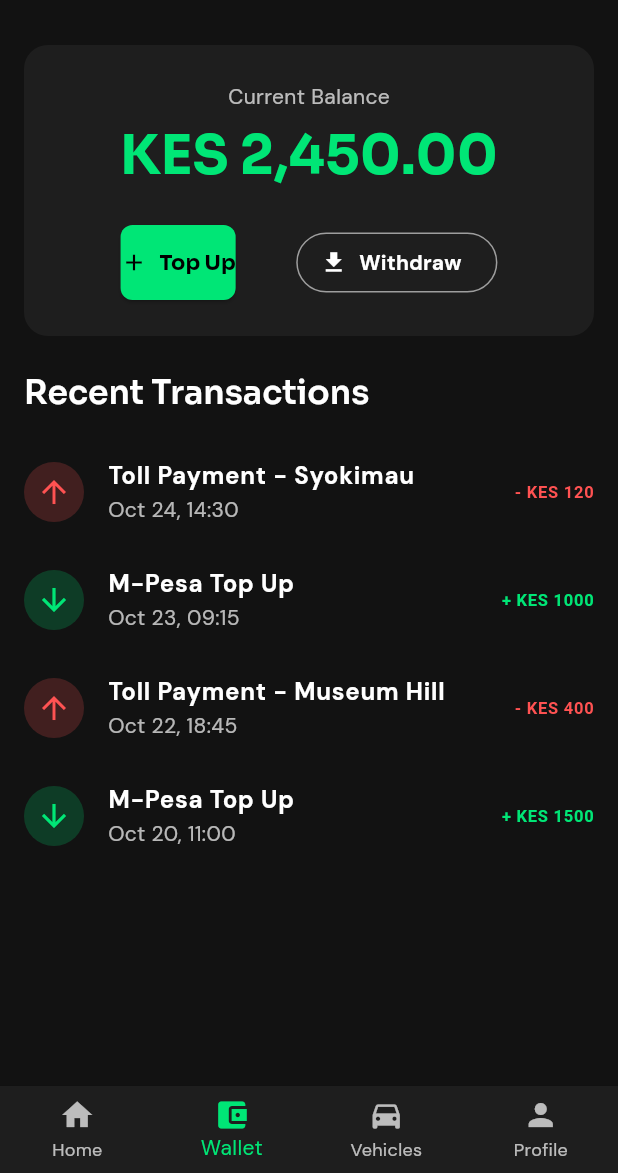
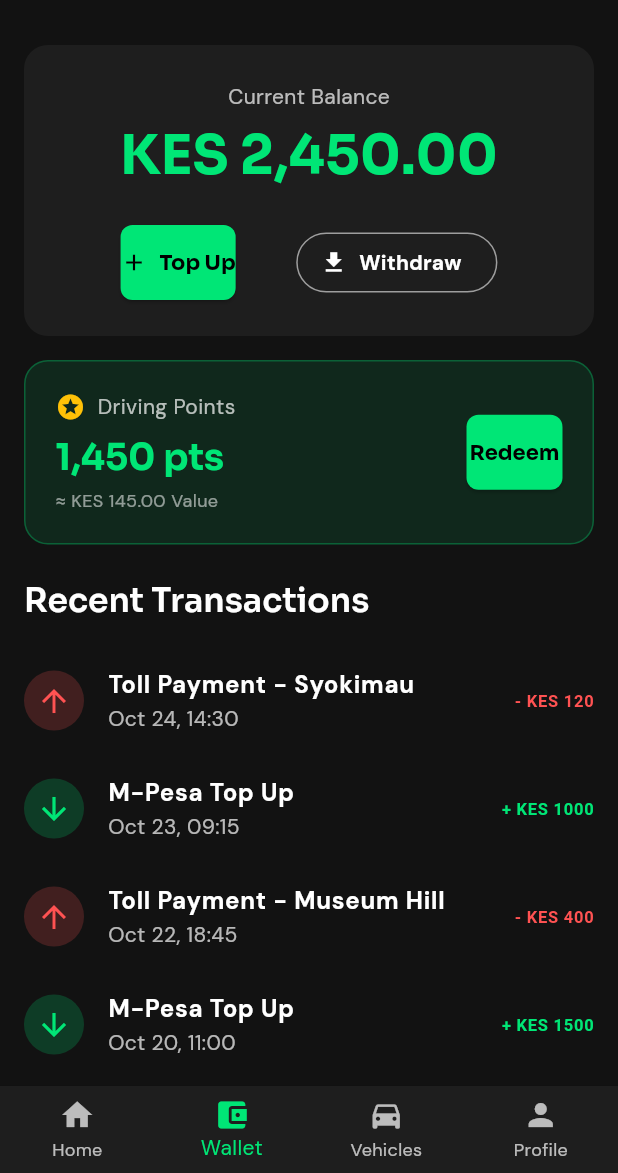
Before and after one commit to ethxnol18/SmartExit, a Flutter app: the DashboardScreen screen opened by its route, item 2 of the bottom bar chosen, on a phone screen of 412 x 824 dp, the part 63-1236 px from its top. Run offline on Flutter 3.47's test engine with Material 3 defaults, Android fonts, the phone set to English and light mode, and no system bars; our stand-ins replace dio, flutter_animate, flutter_riverpod, flutter_secure_storage, go_router, google_fonts and 2 more; missing offline and left inert: google_mlkit_text_recognition, mobile_scanner; accounts and stored records are empty.

Commit message:
first commit

```diff
--- a/lib/features/wallet/wallet_screen.dart
+++ b/lib/features/wallet/wallet_screen.dart
@@ -53,6 +53,8 @@ class WalletScreen extends ConsumerWidget {
               ],
             ),
           ),
+          const SizedBox(height: 16),
+          _buildDrivingPoints(context),
           const SizedBox(height: 24),
           Text('Recent Transactions',
               style: Theme.of(context).textTheme.titleLarge),
@@ -82,6 +84,51 @@ class WalletScreen extends ConsumerWidget {
                     isTopUp: true),
               ],
             ),
+          ),
+        ],
+      ),
+    );
+  }
+
+  Widget _buildDrivingPoints(BuildContext context) {
+    return Container(
+      padding: const EdgeInsets.all(20),
+      decoration: BoxDecoration(
+        color: AppColors.primary.withOpacity(0.1),
+        borderRadius: BorderRadius.circular(16),
+        border: Border.all(color: AppColors.primary.withOpacity(0.3)),
+      ),
+      child: Row(
+        mainAxisAlignment: MainAxisAlignment.spaceBetween,
+        children: [
+          Column(
+            crossAxisAlignment: CrossAxisAlignment.start,
+            children: [
+              const Row(
+                children: [
+                  Icon(Icons.stars, color: Colors.amber, size: 20),
+                  SizedBox(width: 8),
+                  Text('Driving Points', style: TextStyle(color: AppColors.textSecondary)),
+                ],
+              ),
+              const SizedBox(height: 8),
+              Text('1,450 pts',
+                  style: Theme.of(context)
+                      .textTheme
+                      .headlineSmall
+                      ?.copyWith(color: AppColors.primary, fontWeight: FontWeight.bold)),
+              const SizedBox(height: 4),
+              const Text('≈ KES 145.00 Value',
+                  style: TextStyle(color: Colors.white54, fontSize: 12)),
+            ],
+          ),
+          ElevatedButton(
+            onPressed: () {},
+            style: ElevatedButton.styleFrom(
+              backgroundColor: AppColors.primary,
+              foregroundColor: Colors.black,
+            ),
+            child: const Text('Redeem', style: TextStyle(fontWeight: FontWeight.bold)),
           ),
         ],
       ),
```
